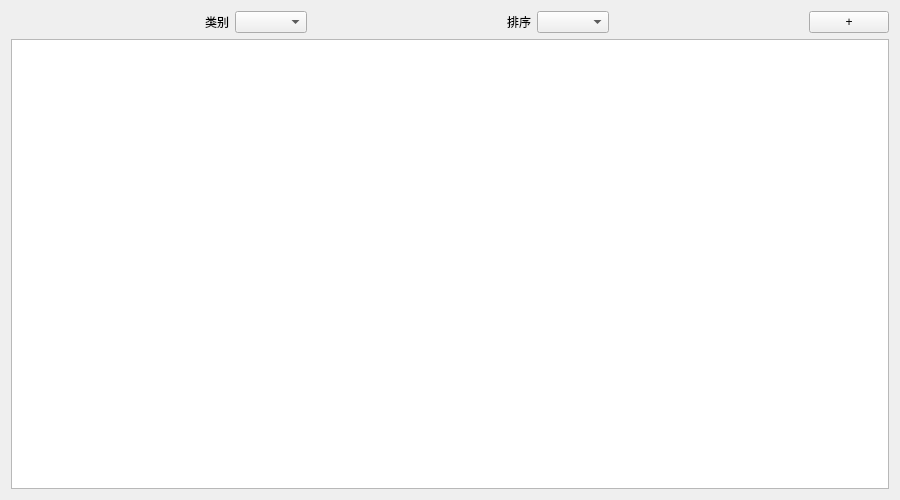
Before: the Qt Designer form mainwidget.ui in suibaian/TaskReminder, drawn with Qt 5.
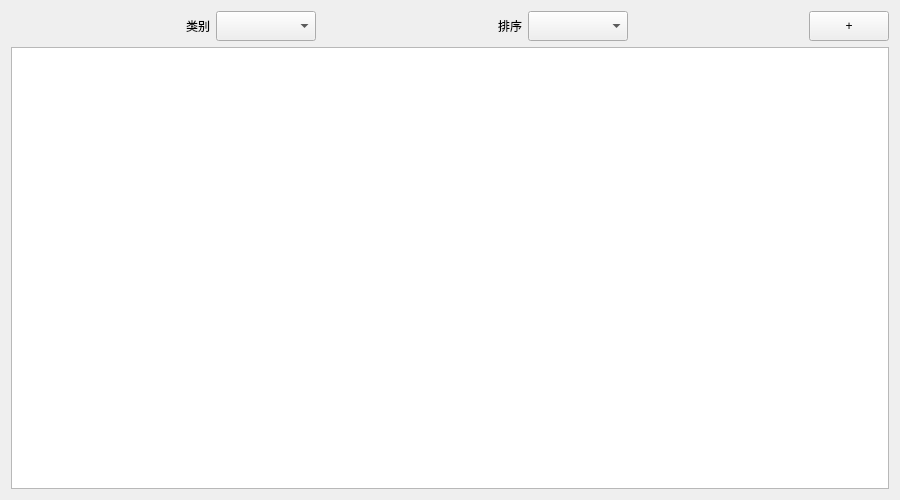
After: the same form once the commit is applied.

What changed in the file:
```diff
--- a/mainwidget.ui
+++ b/mainwidget.ui
@@ -44,6 +44,12 @@
          <verstretch>0</verstretch>
         </sizepolicy>
        </property>
+       <property name="minimumSize">
+        <size>
+         <width>100</width>
+         <height>30</height>
+        </size>
+       </property>
       </widget>
      </item>
      <item>
@@ -74,6 +80,12 @@
          <verstretch>0</verstretch>
         </sizepolicy>
        </property>
+       <property name="minimumSize">
+        <size>
+         <width>100</width>
+         <height>30</height>
+        </size>
+       </property>
       </widget>
      </item>
      <item>
@@ -91,6 +103,12 @@
      </item>
      <item>
       <widget class="QPushButton" name="addTask_pushButton">
+       <property name="minimumSize">
+        <size>
+         <width>50</width>
+         <height>30</height>
+        </size>
+       </property>
        <property name="text">
         <string>+</string>
        </property>
```
